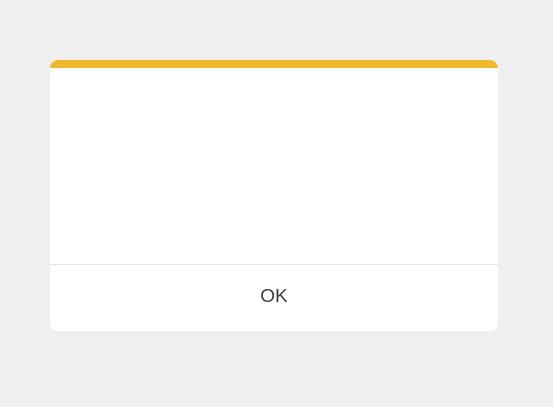
The window that AdaptiveLayout/MessageBoxInfo.ui (wangjiealice/IPCPipeProcessCommunication) describes before a commit, drawn with Qt 5.
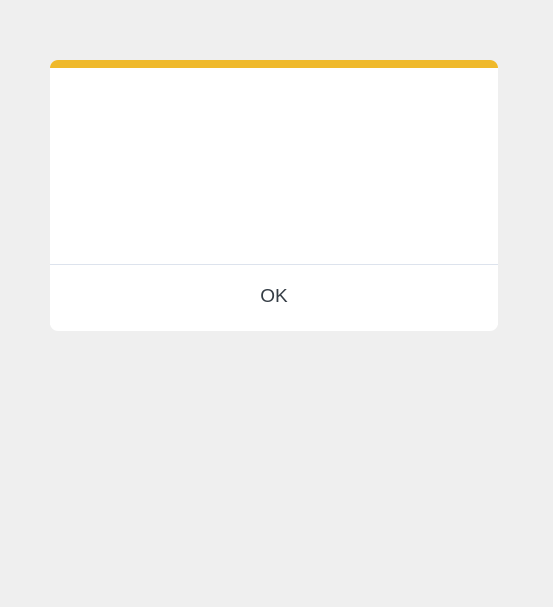
The same window after the commit. Icons and pictures are not drawn.

What changed in the file:
```diff
--- a/AdaptiveLayout/MessageBoxInfo.ui
+++ b/AdaptiveLayout/MessageBoxInfo.ui
@@ -7,7 +7,7 @@
     <x>0</x>
     <y>0</y>
     <width>553</width>
-    <height>407</height>
+    <height>607</height>
    </rect>
   </property>
   <property name="windowTitle">
@@ -118,9 +118,9 @@
     <property name="geometry">
      <rect>
       <x>0</x>
-      <y>80</y>
+      <y>90</y>
       <width>440</width>
-      <height>121</height>
+      <height>111</height>
      </rect>
     </property>
     <layout class="QHBoxLayout" name="horizontalLayout">
@@ -141,39 +141,38 @@
       </spacer>
      </item>
      <item>
-      <widget class="QTextBrowser" name="messageBoxContent">
+      <widget class="QLabel" name="messageBoxContent">
+       <property name="sizePolicy">
+        <sizepolicy hsizetype="Fixed" vsizetype="Fixed">
+         <horstretch>0</horstretch>
+         <verstretch>0</verstretch>
+        </sizepolicy>
+       </property>
        <property name="minimumSize">
         <size>
          <width>360</width>
-         <height>0</height>
+         <height>100</height>
         </size>
        </property>
        <property name="font">
         <font>
-         <family>Frutiger Next W1G 8px</family>
-         <weight>50</weight>
-         <italic>false</italic>
-         <bold>false</bold>
+         <family>Segoe UI</family>
+         <pointsize>14</pointsize>
         </font>
        </property>
        <property name="styleSheet">
-        <string notr="true">QTextBrowser{
-                  color:#828D9E;
-                  }
-                </string>
+        <string notr="true">QLabel{
+color:#828D9E;
+                  }</string>
        </property>
-       <property name="verticalScrollBarPolicy">
-        <enum>Qt::ScrollBarAlwaysOff</enum>
+       <property name="text">
+        <string/>
        </property>
-       <property name="horizontalScrollBarPolicy">
-        <enum>Qt::ScrollBarAlwaysOff</enum>
+       <property name="alignment">
+        <set>Qt::AlignHCenter|Qt::AlignTop</set>
        </property>
-       <property name="html">
-        <string>&lt;!DOCTYPE HTML PUBLIC &quot;-//W3C//DTD HTML 4.0//EN&quot; &quot;http://www.w3.org/TR/REC-html40/strict.dtd&quot;&gt;
-&lt;html&gt;&lt;head&gt;&lt;meta name=&quot;qrichtext&quot; content=&quot;1&quot; /&gt;&lt;style type=&quot;text/css&quot;&gt;
-p, li { white-space: pre-wrap; }
-&lt;/style&gt;&lt;/head&gt;&lt;body style=&quot; font-family:'Frutiger Next W1G 8px'; font-size:7.8pt; font-weight:400; font-style:normal;&quot;&gt;
-&lt;p align=&quot;center&quot; style=&quot;-qt-paragraph-type:empty; margin-top:0px; margin-bottom:0px; margin-left:0px; margin-right:0px; -qt-block-indent:0; text-indent:0px;&quot;&gt;&lt;br /&gt;&lt;/p&gt;&lt;/body&gt;&lt;/html&gt;</string>
+       <property name="wordWrap">
+        <bool>true</bool>
        </property>
       </widget>
      </item>
```
